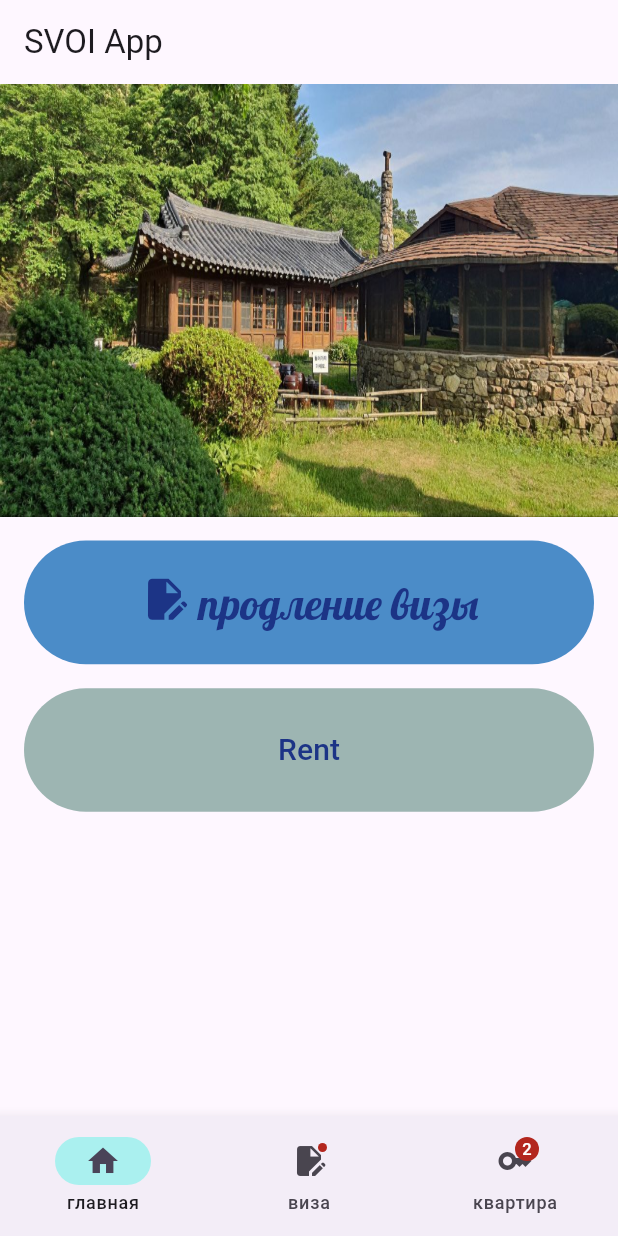
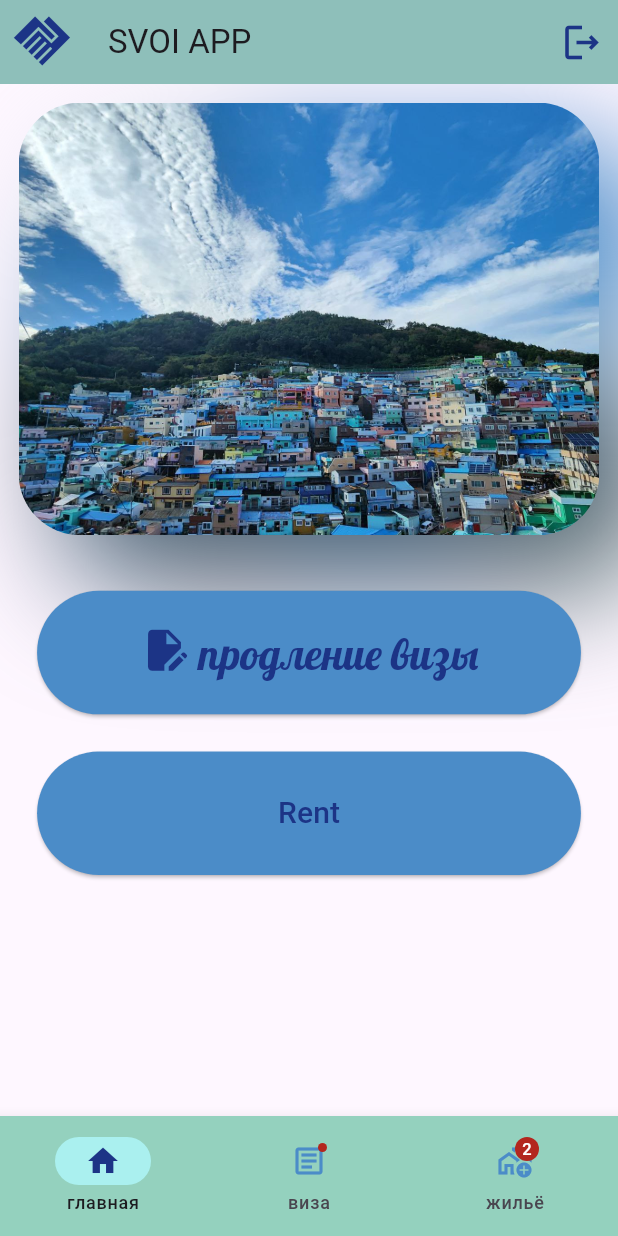
Before and after one commit to MarinaPak108/svoi, a Flutter app: the HomePage screen opened directly, on a phone screen of 412 x 824 dp. Run offline on Flutter 3.47's test engine with Material 3 defaults, Android fonts, the phone set to English and light mode, and no system bars; drawn by our look-alikes of drop_shadow_image; our stand-ins replace google_fonts, shared_preferences; accounts and stored records are empty.

```diff
--- /dev/null
+++ b/lib/presentation/pages/base.dart
@@ -0,0 +1,115 @@
+import 'dart:math';
+
+import 'package:flutter/material.dart';
+import 'package:svoi/presentation/pages/home.dart';
+import 'package:svoi/presentation/widgets/button.dart';
+import 'package:google_fonts/google_fonts.dart';
+import 'package:drop_shadow_image/drop_shadow_image.dart';
+
+import 'package:svoi/domain/global_settings.dart' as glb;
+import 'package:svoi/core/color.dart' as clr;
+
+class BasePage extends StatelessWidget {
+  const BasePage({super.key});
+
+  @override
+  Widget build(BuildContext context) {
+    return const _BasePage();
+  }
+}
+
+class _BasePage extends StatefulWidget {
+  const _BasePage();
+
+  @override
+  State<_BasePage> createState() => _MainPageState();
+}
+
+class _MainPageState extends State<_BasePage> {
+  final _img_options = [
+    'assets/img/winter.jpg',
+    'assets/img/spring.jpg',
+    'assets/img/summer.jpg',
+    'assets/img/fall.jpg'
+  ];
+  @override
+  Widget build(BuildContext context) {
+    final _random = new Random();
+    String img = _img_options[_random.nextInt(_img_options.length)];
+    return Column(
+        // Sets the content of the Application
+        children: [
+          Padding(
+            padding: EdgeInsets.all(glb.globalHeight * 0.3),
+            child: DropShadowImage(
+              offset: Offset(glb.globalHeight * 0.8, glb.globalHeight * 0.8),
+              scale: 1,
+              blurRadius: glb.globalHeight,
+              borderRadius: glb.globalHeight,
+              image: Image.asset(
+                img,
+                height: glb.globalHeight * 7,
+                width: glb.globalWidth * 7,
+                fit: BoxFit.cover,
+              ),
+            ),
+          ),
+          Padding(
+            padding: EdgeInsets.all(glb.globalHeight * 0.3),
+            child: Column(children: [
+              Padding(
+                padding: EdgeInsets.all(glb.globalHeight * 0.3),
+                child: Btn(
+                  name: '',
+                  clr: clr.AppColors.blue2,
+                  width: glb.globalWidth * 7,
+                  richText: RichText(
+                    text: TextSpan(
+                      children: [
+                        WidgetSpan(
+                          child: Icon(Icons.edit_document,
+                              color: clr.AppColors.blue1,
+                              size: glb.globalHeight * 0.8),
+                        ),
+                        TextSpan(
+                          text: " продление визы",
+                          style: GoogleFonts.lobster(
+                            color: clr.AppColors.blue1,
+                            fontSize: glb.globalHeight * 0.7,
+                          ),
+                        ),
+                      ],
+                    ),
+                  ),
+                  onPressed: () {
+                    glb.bottomIndex = 1;
+                    Navigator.push(
+                      context,
+                      MaterialPageRoute(
+                        builder: (context) => const HomePage(),
+                      ),
+                    );
+                  },
+                ),
+              ),
+              Padding(
+                padding: EdgeInsets.all(glb.globalHeight * 0.3),
+                child: Btn(
+                  name: 'Rent',
+                  width: glb.globalWidth * 7,
+                  onPressed: () {
+                    glb.bottomIndex = 2;
+                    Navigator.push(
+                      context,
+                      MaterialPageRoute(
+                        builder: (context) => const HomePage(),
+                      ),
+                    );
+                  },
+                ),
+              )
+            ]),
+          ),
+        ]);
+  }
+}
--- a/lib/presentation/pages/home.dart
+++ b/lib/presentation/pages/home.dart
@@ -1,72 +1,116 @@
 import 'package:flutter/material.dart';
-import 'package:svoi/presentation/widgets/button.dart';
-import 'package:svoi/presentation/widgets/nav_bar.dart';
-import 'package:google_fonts/google_fonts.dart';
+import 'package:flutter/services.dart';
+import 'package:shared_preferences/shared_preferences.dart';
+import 'package:svoi/presentation/pages/house.dart';
+import 'package:svoi/presentation/pages/base.dart';
+import 'package:svoi/presentation/pages/login.dart';
+import 'package:svoi/presentation/pages/visa.dart';
 
 import 'package:svoi/domain/global_settings.dart' as glb;
 import 'package:svoi/core/color.dart' as clr;
 
-class HomePage extends StatelessWidget {
+class HomePage extends StatefulWidget {
   const HomePage({super.key});
+
+  @override
+  State<HomePage> createState() => _HomePageState();
+}
+
+class _HomePageState extends State<HomePage> {
+  late SharedPreferences prefs;
+  int currentPageIndex = glb.bottomIndex;
+  final _pageOptions = [const BasePage(), const Visa(), const House()];
+
+  logout() async {
+    prefs = await SharedPreferences.getInstance();
+    prefs.setBool("isSteySinged", false);
+    prefs.setString("login", "");
+  }
 
   @override
   Widget build(BuildContext context) {
     return Scaffold(
         appBar: AppBar(
-        title: Text('SVOI App'),
+          title: const Text("SVOI APP"),
+          actions: <Widget>[
+            //IconButton
+            IconButton(
+              icon: Icon(
+                Icons.logout_outlined,
+                color: clr.AppColors.blue1,
+                size: 30,
+                weight: glb.globalHeight * 0.1,
+              ),
+              tooltip: 'Выйти',
+              onPressed: () {
+                logout();
+                Navigator.pushReplacement(context,
+                    MaterialPageRoute(builder: (context) => LoginPage()));
+              },
+            ), //IconButton
+          ], //<Widget>[]
+          backgroundColor: clr.AppColors.green1,
+          elevation: 50.0,
+          leading: const Icon(
+            Icons.handshake_sharp,
+            color: clr.AppColors.blue1,
+            size: 40.0,
+          ),
+          systemOverlayStyle: SystemUiOverlayStyle.light,
         ),
         // Sets the content to the
         // center of the application page
-      body: Column(
-          // Sets the content of the Application
-          children: [
-            Image(
-              image: const AssetImage('assets/img/summer.jpg'),
-              fit: BoxFit.fill,
-              height: glb.globalHeight * 7,
+        body: _pageOptions[currentPageIndex],
+        bottomNavigationBar: NavigationBar(
+          onDestinationSelected: (int index) {
+            setState(() {
+              currentPageIndex = index;
+            });
+          },
+          indicatorColor: clr.AppColors.green3,
+          selectedIndex: currentPageIndex,
+          backgroundColor: clr.AppColors.green1,
+          elevation: 8.0,
+          shadowColor: clr.AppColors.green2,
+          destinations: const <Widget>[
+            NavigationDestination(
+              selectedIcon: Icon(
+                Icons.home,
+                color: clr.AppColors.blue1,
               ),
-            Padding(
-              padding: const EdgeInsets.all(8.0),
-              child: Column(
-                  //mainAxisAlignment: MainAxisAlignment.spaceEvenly,
-                  children: [
-                    Padding(
-                      padding: const EdgeInsets.all(8.0),
-                      child: Btn(
-                        name: '',
-                        clr: clr.AppColors.blue2,
-                        width: glb.globalWidth * 7,
-                        richText: RichText(
-                          text: TextSpan(
-                            children: [
-                              WidgetSpan(
-                                child: Icon(Icons.edit_document,
+              icon: Icon(
+                Icons.home_outlined,
+                color: clr.AppColors.blue2,
+              ),
+              label: 'главная',
+            ),
+            NavigationDestination(
+              icon: Badge(
+                  child: Icon(
+                Icons.article_outlined,
+                color: clr.AppColors.blue2,
+              )),
+              selectedIcon: Icon(
+                Icons.article,
                 color: clr.AppColors.blue1,
-                                    size: glb.globalHeight * 0.8),
               ),
-                              TextSpan(
-                                text: " продление визы",
-                                style: GoogleFonts.lobster(
-                                  color: clr.AppColors.blue1,
-                                  fontSize: glb.globalHeight * 0.7,
+              label: 'виза',
+            ),
+            NavigationDestination(
+              icon: Badge(
+                label: Text('2'),
+                child: Icon(
+                  Icons.add_home_work_outlined,
+                  color: clr.AppColors.blue2,
                 ),
               ),
+              selectedIcon: Icon(
+                Icons.add_home_work,
+                color: clr.AppColors.blue1,
+              ),
+              label: 'жильё',
+            ),
           ],
-                          ),
-                        ),
-                      ),
-                    ),
-                    Padding(
-                      padding: const EdgeInsets.all(8.0),
-                      child: Btn(
-                        name: 'Rent',
-                        width: glb.globalWidth * 7,
-                      ),
-                    )
-                  ]),
-            ),
-          ]),
-      bottomNavigationBar: const CustomNavigationBar(),
-    );
+        ));
   }
 }
--- a/lib/presentation/widgets/nav_bar.dart
+++ /dev/null
@@ -1,76 +0,0 @@
-import 'package:flutter/material.dart';
-
-import 'package:svoi/core/color.dart' as clr;
-import 'package:svoi/domain/global_settings.dart' as glb;
-import 'package:svoi/presentation/pages/home.dart';
-import 'package:svoi/presentation/pages/house.dart';
-import 'package:svoi/presentation/pages/visa.dart';
-
-class CustomNavigationBar extends StatefulWidget
-    implements PreferredSizeWidget {
-  const CustomNavigationBar({Key? key})
-      : preferredSize = const Size.fromHeight(kToolbarHeight),
-        super(key: key);
-
-  @override
-  final Size preferredSize;
-
-  @override
-  _CustomNavigationBarState createState() => _CustomNavigationBarState();
-}
-
-class _CustomNavigationBarState extends State<CustomNavigationBar> {
-  int currentPageIndex = glb.bottomIndex;
-
-  void changePage(int idx) {
-    glb.bottomIndex = idx;
-    switch (idx) {
-      case (0):
-        Navigator.pushReplacement(
-            context, MaterialPageRoute(builder: (context) => const HomePage()));
-      case (1):
-        Navigator.pushReplacement(
-            context, MaterialPageRoute(builder: (context) => const Visa()));
-      case (2):
-        Navigator.pushReplacement(
-            context, MaterialPageRoute(builder: (context) => const House()));
-      default:
-        Navigator.pushReplacement(
-            context, MaterialPageRoute(builder: (context) => const HomePage()));
-    }
-  }
-
-  @override
-  Widget build(BuildContext context) {
-    return NavigationBar(
-      onDestinationSelected: (int index) {
-        setState(() {
-          currentPageIndex = index;
-          changePage(index);
-        });
-      },
-      indicatorColor: clr.AppColors.green3,
-      selectedIndex: currentPageIndex,
-      elevation: 8.0,
-      shadowColor: clr.AppColors.green2,
-      destinations: const <Widget>[
-        NavigationDestination(
-          selectedIcon: Icon(Icons.home),
-          icon: Icon(Icons.home_outlined),
-          label: 'главная',
-        ),
-        NavigationDestination(
-          icon: Badge(child: Icon(Icons.edit_document)),
-          label: 'виза',
-        ),
-        NavigationDestination(
-          icon: Badge(
-            label: Text('2'),
-            child: Icon(Icons.key),
-          ),
-          label: 'квартира',
-        ),
-      ],
-    );
-  }
-}
--- a/pubspec.yaml
+++ b/pubspec.yaml
@@ -50,6 +50,8 @@ dependencies:
   http: ^1.0.0
   shared_preferences: ^2.0.15
   shimmer: ^3.0.0
+  drop_shadow_image: ^0.9.0
+
 
 dev_dependencies:
   flutter_test:
```
Also changed, not shown: pubspec.lock. Lines whose indentation alone changed are shown as unchanged.
